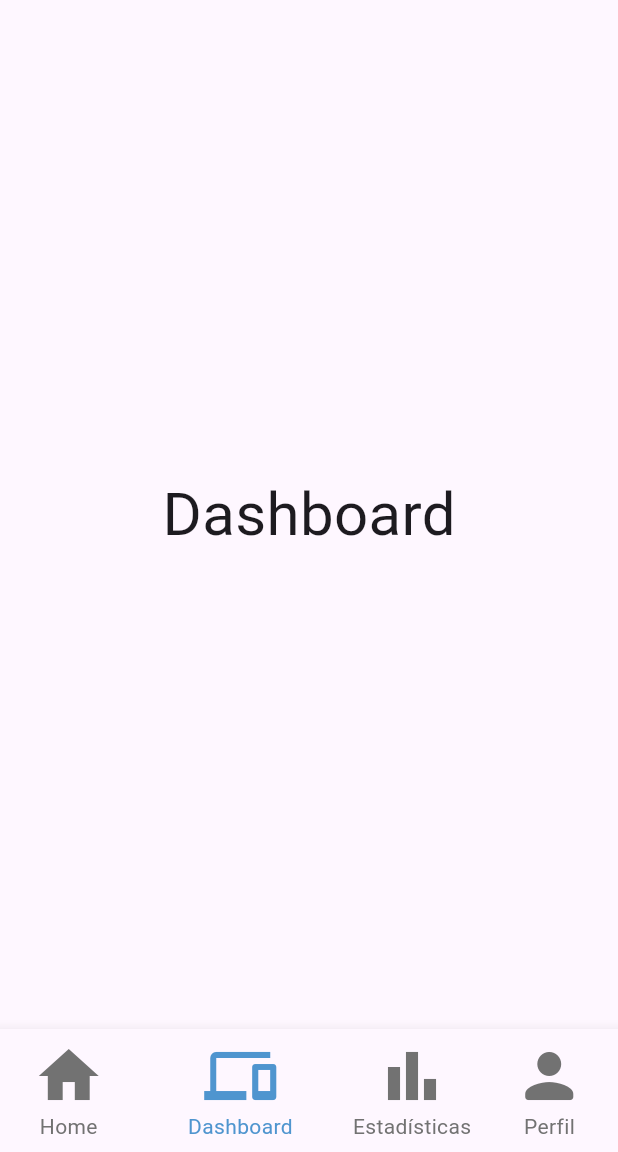
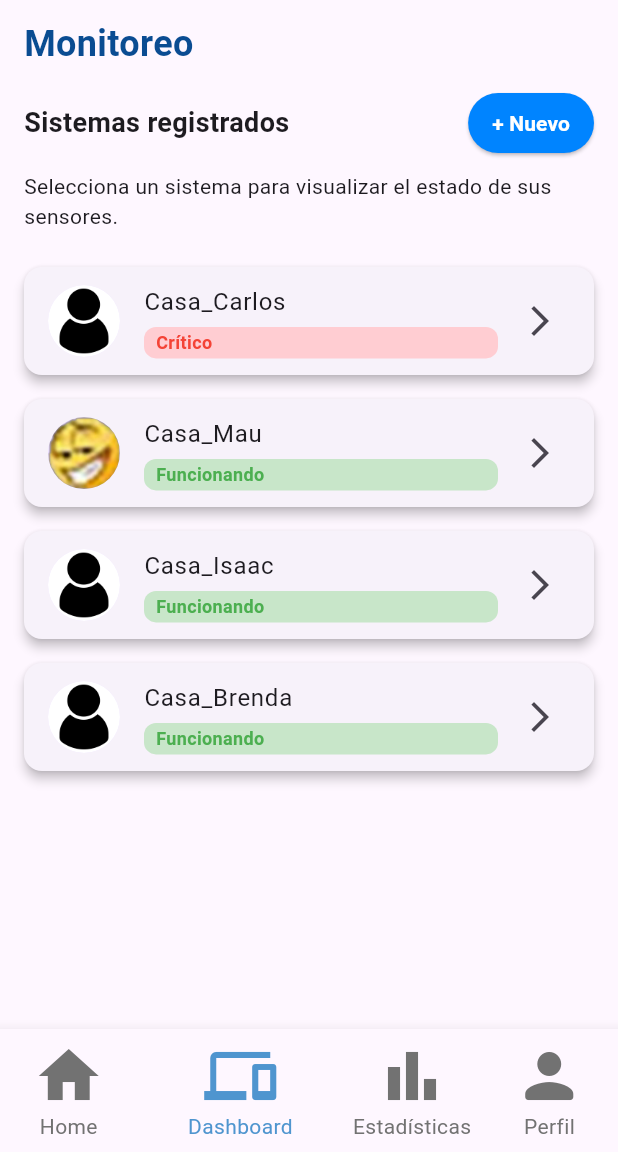
Before and after one commit to Jady15/axo-mobile, a Flutter app: the LayoutScreen screen opened by its route, item 2 of the bottom bar chosen, on a phone screen of 412 x 824 dp, the part 84-1236 px from its top. Run offline on Flutter 3.47's test engine with Material 3 defaults, Android fonts, the light colour scheme and no system bars; our stand-ins replace fl_chart.

Commit message:
Dashboard screen

```diff
--- /dev/null
+++ b/lib/screens/dashboard_screen.dart
@@ -0,0 +1,100 @@
+import 'package:flutter/material.dart';
+import 'detailsDashboard.dart';
+
+class DashboardScreen extends StatelessWidget {
+  final List<Map<String, String>> dispositivos = [
+    {"nombre": "Casa_Carlos", "imagen": "assets/usuario.png", "estado": "Crítico"},
+    {"nombre": "Casa_Mau", "imagen": "assets/Mauricio.png", "estado": "Funcionando"},
+    {"nombre": "Casa_Isaac", "imagen": "assets/usuario.png", "estado": "Funcionando"},
+    {"nombre": "Casa_Brenda", "imagen": "assets/usuario.png", "estado": "Funcionando"},
+  ];
+
+  @override
+  Widget build(BuildContext context) {
+    return Scaffold(
+      body: SingleChildScrollView(
+        child: Padding(
+          padding: const EdgeInsets.symmetric(horizontal: 16, vertical: 12),
+          child: Column(
+            crossAxisAlignment: CrossAxisAlignment.start,
+            children: [
+              const Text("Monitoreo", style: TextStyle(fontSize: 24, color: Color(0xFF0A4C92) ,fontWeight: FontWeight.bold)),
+              const SizedBox(height: 12),
+              Row(
+                mainAxisAlignment: MainAxisAlignment.spaceBetween,
+                children: [
+                  const Text("Sistemas registrados", style: TextStyle(fontSize: 18, fontWeight: FontWeight.bold)),
+                  ElevatedButton(
+                    onPressed: () {
+                      // Acción para agregar nuevo sistema
+                    },
+                    style: ElevatedButton.styleFrom(
+                      backgroundColor: const Color.fromARGB(255, 0, 132, 255),
+                      shape: RoundedRectangleBorder(
+                        borderRadius: BorderRadius.circular(20),
+                      ),
+                      padding: const EdgeInsets.symmetric(horizontal: 16, vertical: 8),
+                    ),
+                    child: const Text("+ Nuevo",style: TextStyle(
+                    color: Colors.white, fontWeight: FontWeight.bold,)),
+                  ),
+                ],
+              ),
+              const SizedBox(height: 8),
+              const Text("Selecciona un sistema para visualizar el estado de sus sensores."),
+              const SizedBox(height: 16),
+              ListView.builder(
+                shrinkWrap: true,
+                physics: const NeverScrollableScrollPhysics(),
+                itemCount: dispositivos.length,
+                itemBuilder: (context, index) {
+                  final dispositivo = dispositivos[index];
+                  final esCritico = dispositivo["estado"] == "Crítico";
+                  return Card(
+                    elevation: 3,
+                    margin: const EdgeInsets.symmetric(vertical: 8),
+                    child: ListTile(
+                      leading: CircleAvatar(
+                        backgroundImage: AssetImage(dispositivo["imagen"]!),
+                        radius: 24,
+                      ),
+                      title: Text(dispositivo["nombre"]!),
+                      subtitle: Container(
+                        margin: const EdgeInsets.only(top: 4),
+                        padding: const EdgeInsets.symmetric(horizontal: 8, vertical: 2),
+                        decoration: BoxDecoration(
+                          color: esCritico ? Colors.red[100] : Colors.green[100],
+                          borderRadius: BorderRadius.circular(8),
+                        ),
+                        child: Text(
+                          dispositivo["estado"]!,
+                          style: TextStyle(
+                            color: esCritico ? Colors.red : Colors.green,
+                            fontWeight: FontWeight.bold,
+                            fontSize: 12,
+                          ),
+                        ),
+                      ),
+                      trailing: const Icon(Icons.arrow_forward_ios),
+                      onTap: () {
+                        Navigator.push(
+                          context,
+                          MaterialPageRoute(
+                            builder: (_) => DetailsDashboard(
+                              nombre: dispositivo["nombre"]!,
+                              imagen: dispositivo["imagen"]!,
+                            ),
+                          ),
+                        );
+                      },
+                    ),
+                  );
+                },
+              ),
+            ],
+          ),
+        ),
+      ),
+    );
+  }
+}
--- a/lib/screens/layout_screen.dart
+++ b/lib/screens/layout_screen.dart
@@ -1,7 +1,7 @@
 import 'package:flutter/material.dart';
 import 'package:axo_app/screens/home_screen.dart';
 import 'package:axo_app/screens/statistics_screen.dart';
-
+import 'package:axo_app/screens/dashboard_screen.dart';
 // Clase para definir la configuración de cada pestaña (sin Navigator)
 class NavigationTab {
   final Widget screen;
@@ -41,7 +41,7 @@ class _LayoutScreenState extends State<LayoutScreen> {
       icon: Icons.home,
     ),
     NavigationTab(
-      screen: Center(child: Text('Dashboard', style: TextStyle(fontSize: 40))),
+      screen: DashboardScreen(),
       label: 'Dashboard',
       icon: Icons.devices,
     ),
```
Also changed, not shown: lib/screens/detailsDashboard.dart (added, +162 -0 lines).
